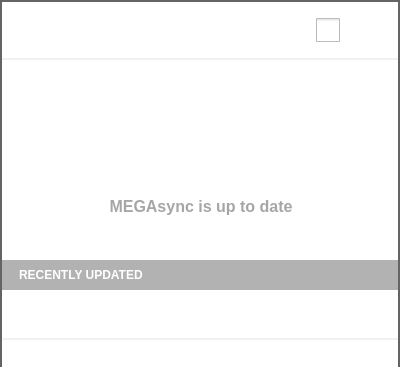
First picture: the form in Source/MEGASync/gui/InfoDialog.ui, repository meganz/MEGAsync, before the edit; both pictures show x 0 to 400 and y 0 to 367 of the 400 by 545 pixel window.
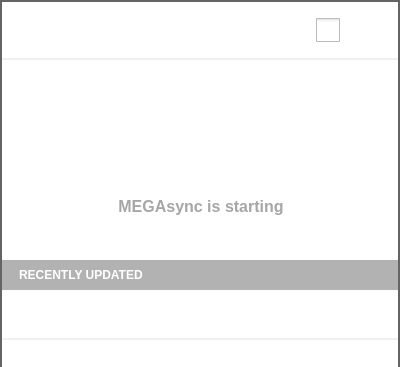
Second picture: the form after the edit. The open tabs and pages were chosen to show the change. Icons and pictures are not drawn. Custom widgets are drawn as their Qt base class.

Commit message:
New "starting" state
Deleted warning message about not propagated deletions when users close
the app.
SDK submodule updated.

Patch:
```diff
--- a/Source/MEGASync/gui/InfoDialog.ui
+++ b/Source/MEGASync/gui/InfoDialog.ui
@@ -366,7 +366,7 @@
        <item row="1" column="0">
         <widget class="QLabel" name="lSyncUpdated">
          <property name="text">
-          <string>MEGAsync is up to date</string>
+          <string>MEGAsync is starting</string>
          </property>
          <property name="alignment">
           <set>Qt::AlignCenter</set>
```
Left out of the diff: 2 changed lines with no effect on the pictures. The commit also changes 1 other file.
